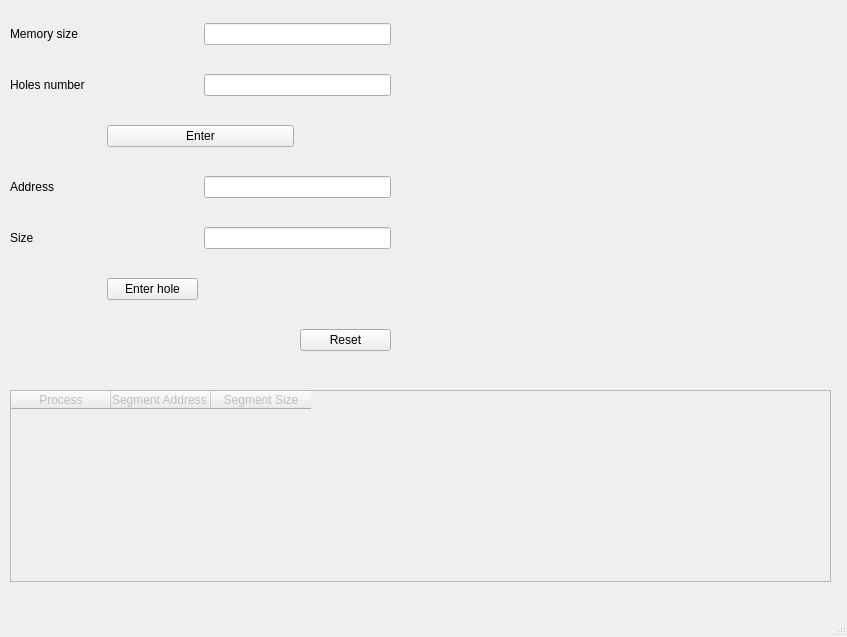
Above: UI/memory_allocation/mainwindow.ui from AmrAhmed11/Memory-Allocation before the change. Below: the same form after it.
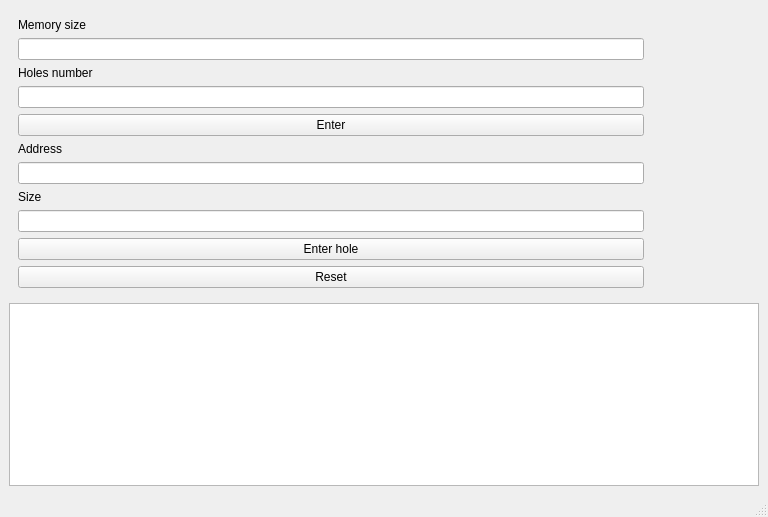
That is the form after the change.

Commit message: Responsive design added

```diff
--- a/UI/memory_allocation/mainwindow.ui
+++ b/UI/memory_allocation/mainwindow.ui
@@ -6,88 +6,77 @@
    <rect>
     <x>0</x>
     <y>0</y>
-    <width>847</width>
-    <height>637</height>
+    <width>768</width>
+    <height>517</height>
    </rect>
   </property>
   <property name="windowTitle">
    <string>MainWindow</string>
   </property>
   <widget class="QWidget" name="centralwidget">
+   <layout class="QGridLayout" name="gridLayout_3">
+    <item row="1" column="0">
+     <layout class="QHBoxLayout" name="horizontalLayout_2">
+      <item>
    <widget class="QWidget" name="input_control_widget" native="true">
-    <property name="geometry">
-     <rect>
-      <x>0</x>
-      <y>0</y>
-      <width>401</width>
-      <height>381</height>
-     </rect>
-    </property>
-    <widget class="QWidget" name="">
-     <property name="geometry">
-      <rect>
-       <x>10</x>
-       <y>0</y>
-       <width>381</width>
-       <height>381</height>
-      </rect>
-     </property>
-     <layout class="QGridLayout" name="gridLayout">
-      <item row="0" column="0">
+        <layout class="QHBoxLayout" name="horizontalLayout_3">
+         <item>
+          <layout class="QVBoxLayout" name="verticalLayout">
+           <item>
        <widget class="QLabel" name="label">
         <property name="text">
          <string>Memory size</string>
         </property>
        </widget>
       </item>
-      <item row="0" column="2" colspan="2">
+           <item>
        <widget class="QLineEdit" name="Memory_size"/>
       </item>
-      <item row="1" column="0">
+           <item>
        <widget class="QLabel" name="label_2">
         <property name="text">
          <string>Holes number</string>
         </property>
        </widget>
       </item>
-      <item row="1" column="2" colspan="2">
+           <item>
        <widget class="QLineEdit" name="Holes_number"/>
       </item>
-      <item row="2" column="1" colspan="2">
+           <item>
        <widget class="QPushButton" name="Enter_button">
         <property name="text">
          <string>Enter</string>
         </property>
        </widget>
       </item>
-      <item row="3" column="0">
+           <item>
        <widget class="QLabel" name="label_3">
         <property name="text">
          <string>Address</string>
         </property>
        </widget>
       </item>
-      <item row="3" column="2" colspan="2">
+           <item>
        <widget class="QLineEdit" name="hole_Address"/>
       </item>
-      <item row="4" column="0">
+           <item>
        <widget class="QLabel" name="label_4">
         <property name="text">
          <string>Size</string>
         </property>
        </widget>
       </item>
-      <item row="4" column="2" colspan="2">
+           <item>
        <widget class="QLineEdit" name="hole_Size"/>
       </item>
-      <item row="5" column="1">
+           <item>
        <widget class="QPushButton" name="Enter_Hole_button">
         <property name="text">
          <string>Enter hole</string>
         </property>
        </widget>
       </item>
-      <item row="6" column="3">
+           <item>
        <widget class="QPushButton" name="reset_Button">
         <property name="text">
          <string>Reset</string>
@@ -95,33 +84,83 @@
        </widget>
       </item>
      </layout>
-    </widget>
-   </widget>
+         </item>
+         <item>
    <widget class="QWidget" name="output_widget" native="true">
-    <property name="geometry">
-     <rect>
-      <x>400</x>
-      <y>0</y>
-      <width>441</width>
-      <height>381</height>
-     </rect>
-    </property>
-   </widget>
+           <property name="styleSheet">
+            <string notr="true">QWidget{
+min-width: 100px;
+}</string>
+           </property>
+          </widget>
+         </item>
+        </layout>
+       </widget>
+      </item>
+     </layout>
+    </item>
+    <item row="2" column="0">
    <widget class="QTableWidget" name="segments_table">
     <property name="enabled">
+       <bool>true</bool>
+      </property>
+      <property name="sizePolicy">
+       <sizepolicy hsizetype="Expanding" vsizetype="Expanding">
+        <horstretch>6</horstretch>
+        <verstretch>0</verstretch>
+       </sizepolicy>
+      </property>
+      <property name="mouseTracking">
      <bool>false</bool>
     </property>
-    <property name="geometry">
-     <rect>
-      <x>10</x>
-      <y>390</y>
-      <width>821</width>
-      <height>192</height>
-     </rect>
+      <property name="layoutDirection">
+       <enum>Qt::LeftToRight</enum>
     </property>
     <property name="autoFillBackground">
      <bool>false</bool>
     </property>
+      <property name="frameShape">
+       <enum>QFrame::StyledPanel</enum>
+      </property>
+      <property name="frameShadow">
+       <enum>QFrame::Sunken</enum>
+      </property>
+      <property name="showGrid">
+       <bool>true</bool>
+      </property>
+      <property name="sortingEnabled">
+       <bool>false</bool>
+      </property>
+      <property name="columnCount">
+       <number>3</number>
+      </property>
+      <attribute name="horizontalHeaderVisible">
+       <bool>false</bool>
+      </attribute>
+      <attribute name="horizontalHeaderCascadingSectionResizes">
+       <bool>false</bool>
+      </attribute>
+      <attribute name="horizontalHeaderMinimumSectionSize">
+       <number>33</number>
+      </attribute>
+      <attribute name="horizontalHeaderDefaultSectionSize">
+       <number>157</number>
+      </attribute>
+      <attribute name="horizontalHeaderHighlightSections">
+       <bool>true</bool>
+      </attribute>
+      <attribute name="horizontalHeaderShowSortIndicator" stdset="0">
+       <bool>false</bool>
+      </attribute>
+      <attribute name="horizontalHeaderStretchLastSection">
+       <bool>true</bool>
+      </attribute>
+      <attribute name="verticalHeaderCascadingSectionResizes">
+       <bool>true</bool>
+      </attribute>
+      <attribute name="verticalHeaderShowSortIndicator" stdset="0">
+       <bool>false</bool>
+      </attribute>
     <column>
      <property name="text">
       <string>Process</string>
@@ -138,6 +177,8 @@
      </property>
     </column>
    </widget>
+    </item>
+   </layout>
   </widget>
   <widget class="QMenuBar" name="menubar">
    <property name="geometry">
```
Left out of the diff: 4 changed lines with no effect on the pictures. Lines whose indentation alone changed are shown as unchanged. The commit also changes 2 other files.
